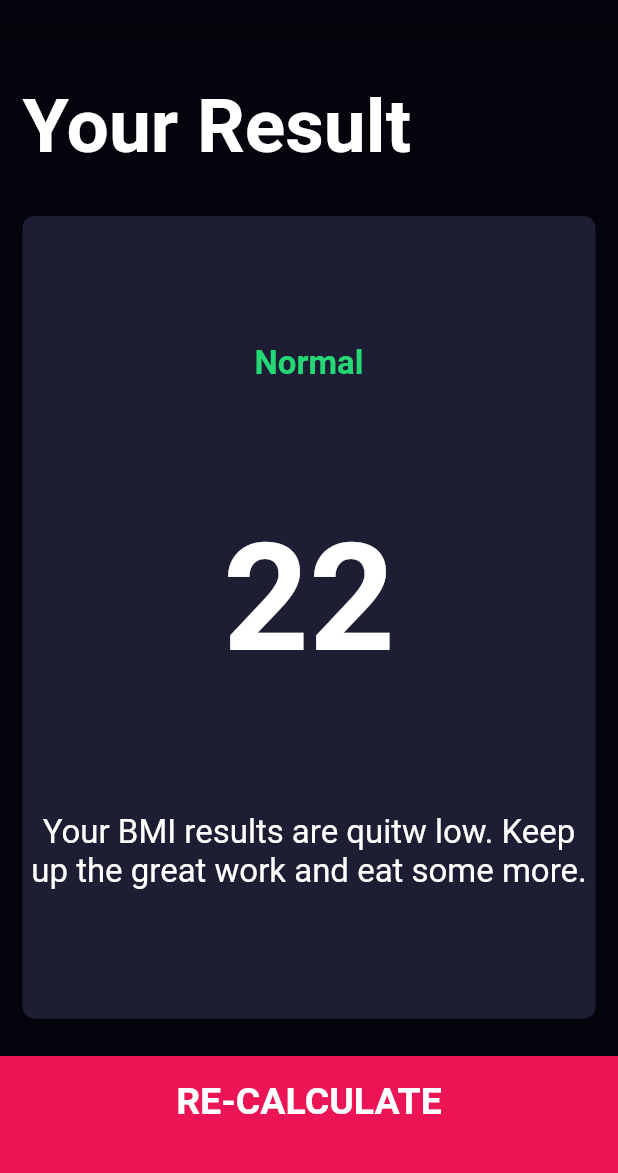
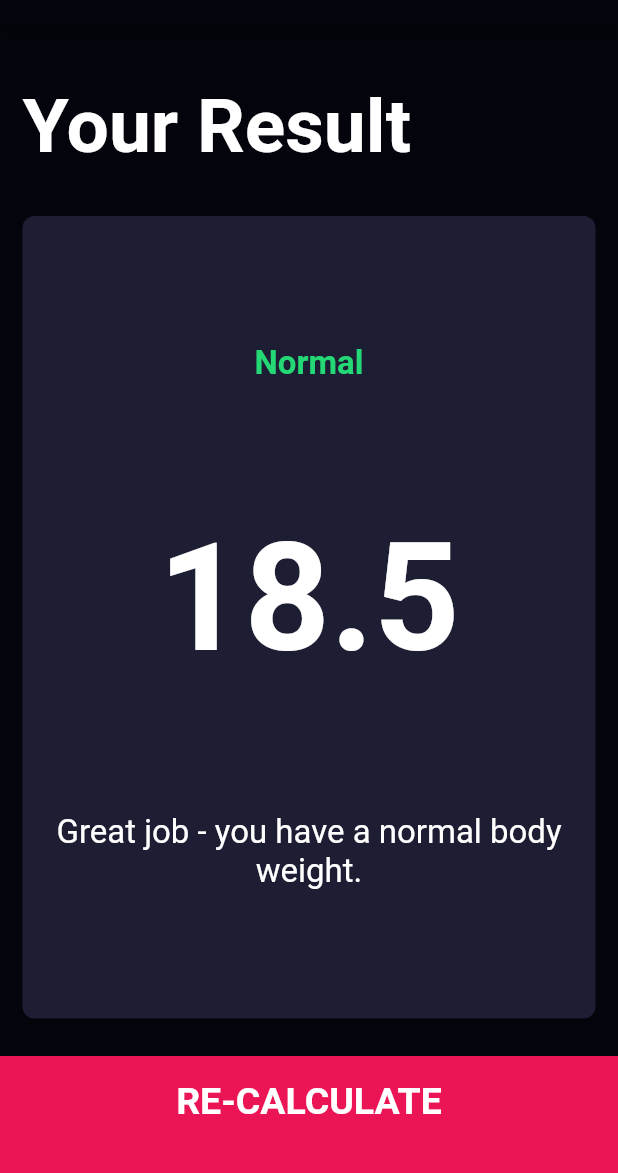
Before and after one commit to duliodenis/bmi-calculator, a Flutter app: the screen it shows after launch, after a tap on "CALCULATE", on a phone screen of 412 x 824 dp, the part 60-1233 px from its top. Run offline on Flutter 3.47's test engine with Material 2 defaults, Android fonts, the phone set to English and light mode, and no system bars; our stand-ins replace font_awesome_flutter.

Commit message:
Added a CalculatorBrain model object to calculate BMI

```diff
--- /dev/null
+++ b/bmi-calculator/lib/calculator_brain.dart
@@ -0,0 +1,34 @@
+class CalculatorBrain {
+  CalculatorBrain({this.height, this.weight});
+
+  final int height;
+  final int weight;
+
+  double _bmi;
+
+  String calculateBMI() {
+    // See https://en.wikipedia.org/wiki/Body_mass_index
+    _bmi = weight / (height / 100 * height / 100);
+    return (_bmi).toStringAsFixed(1);
+  }
+
+  String getResults() {
+    if (_bmi >= 25) {
+      return 'Overweight';
+    } else if (_bmi >= 18.5) {
+      return 'Normal';
+    } else {
+      return 'Underweight';
+    }
+  }
+
+  String getInterpretation() {
+    if (_bmi >= 25) {
+      return 'You have a higher than normal body weight. Try to hit the gym - especially with cardio.';
+    } else if (_bmi >= 18.5) {
+      return 'Great job - you have a normal body weight.';
+    } else {
+      return 'You have a lower than normal body weight. Try to eat healthy a bit more.';
+    }
+  }
+}
--- a/bmi-calculator/lib/screens/input_page.dart
+++ b/bmi-calculator/lib/screens/input_page.dart
@@ -7,6 +7,7 @@ import 'package:bmi_calculator/components/reusable_child_icon.dart';
 import 'package:bmi_calculator/constants.dart';
 import 'package:bmi_calculator/components/bottom_button.dart';
 import 'package:bmi_calculator/components/round_icon_button.dart';
+import 'package:bmi_calculator/calculator_brain.dart';
 
 class InputPage extends StatefulWidget {
   @override
@@ -214,8 +215,13 @@ class _InputPageState extends State<InputPage> {
           )),
           BottomButton(
             onTap: () {
+              CalculatorBrain brain = CalculatorBrain(
+                height: height,
+                weight: weight,
+              );
+              brain.calculateBMI();
               Navigator.push(context, MaterialPageRoute(builder: (context) {
-                return ResultsPage();
+                return ResultsPage(brain: brain);
               }));
             },
             buttonTitle: 'CALCULATE',
--- a/bmi-calculator/lib/screens/results_page.dart
+++ b/bmi-calculator/lib/screens/results_page.dart
@@ -2,8 +2,13 @@ import 'package:flutter/material.dart';
 import 'package:bmi_calculator/constants.dart';
 import 'package:bmi_calculator/components/reusable_card.dart';
 import 'package:bmi_calculator/components/bottom_button.dart';
+import 'package:bmi_calculator/calculator_brain.dart';
 
 class ResultsPage extends StatelessWidget {
+  ResultsPage({this.brain});
+
+  final CalculatorBrain brain;
+
   @override
   Widget build(BuildContext context) {
     return Scaffold(
@@ -31,15 +36,15 @@ class ResultsPage extends StatelessWidget {
                   crossAxisAlignment: CrossAxisAlignment.center,
                   children: <Widget>[
                     Text(
-                      'Normal',
+                      brain.getResults(),
                       style: kResultTextStyle,
                     ),
                     Text(
-                      '22',
+                      brain.calculateBMI(),
                       style: kBMITextStyle,
                     ),
                     Text(
-                      'Your BMI results are quitw low. Keep up the great work and eat some more.',
+                      brain.getInterpretation(),
                       style: kBodyTextStyle,
                       textAlign: TextAlign.center,
                     ),
```
Also changed, not shown: 7 other files.
